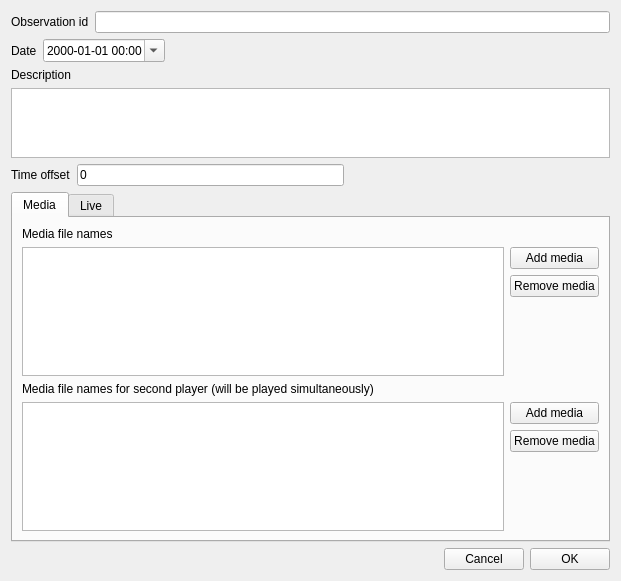
Qt form observation.ui (olivierfriard/BORIS) before a commit.
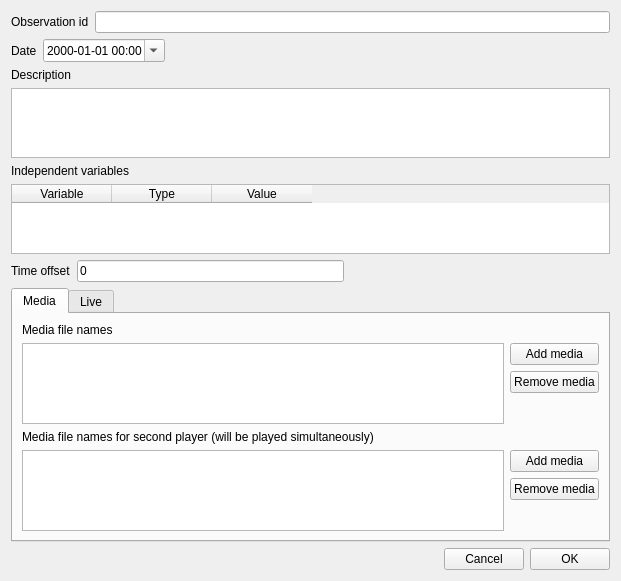
The same form after that commit.

Commit message: add independent variables features

The edit to the form file:
```diff
--- a/observation.ui
+++ b/observation.ui
@@ -79,6 +79,32 @@
      </item>
     </layout>
    </item>
+   <item>
+    <widget class="QLabel" name="label_3">
+     <property name="text">
+      <string>Independent variables</string>
+     </property>
+    </widget>
+   </item>
+   <item>
+    <widget class="QTableWidget" name="twIndepVariables">
+     <column>
+      <property name="text">
+       <string>Variable</string>
+      </property>
+     </column>
+     <column>
+      <property name="text">
+       <string>Type</string>
+      </property>
+     </column>
+     <column>
+      <property name="text">
+       <string>Value</string>
+      </property>
+     </column>
+    </widget>
+   </item>
    <item>
     <layout class="QHBoxLayout" name="horizontalLayout_7">
      <item>
```
The commit also changes 7 other files.
